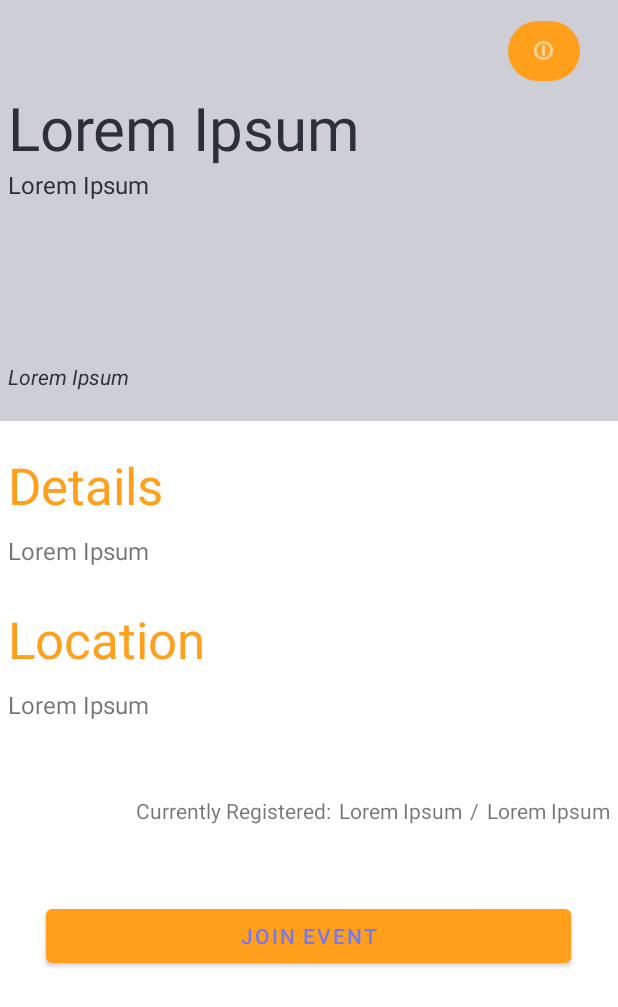
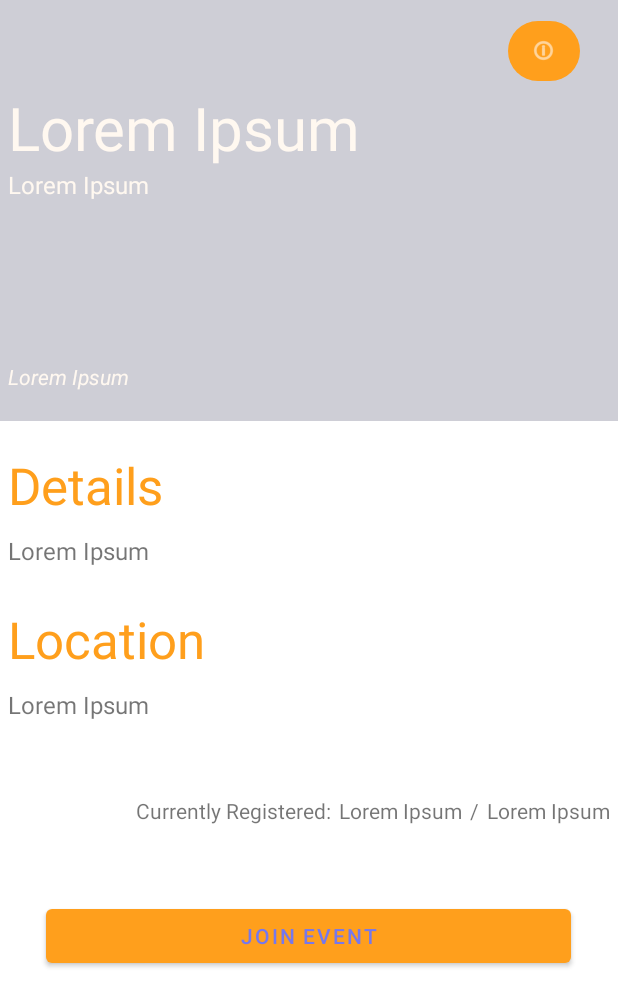
Before and after one commit to winter2022-comp3717/project-genuity, an Android app: the layout activity_event_page.xml on its own in the app's theme, with its tools: preview values and no code run, on a phone screen of 412 x 824 dp. Shown: the top 1007 px of the screen. Run offline under Robolectric (Android 15) with nearby library versions, the phone set to English and light mode, and no system bars; Roboto replaces fonts that are not available here.

```diff
--- a/app/src/main/res/layout/activity_event_page.xml
+++ b/app/src/main/res/layout/activity_event_page.xml
@@ -9,6 +9,7 @@
     tools:context=".EventPageActivity">
 
     <LinearLayout
+        android:id="@+id/linearLayout_event_img"
         android:layout_width="match_parent"
         android:layout_height="wrap_content"
         android:layout_weight="1"
@@ -37,7 +38,7 @@
             android:layout_weight="0"
             android:fontFamily="@font/abeezee"
             android:text="@string/dummyText_fields"
-            android:textColor="@color/custom_black"
+            android:textColor="@color/custom_white"
             android:textSize="40sp" />
 
         <TextView
@@ -47,7 +48,7 @@
             android:layout_weight="1"
             android:fontFamily="@font/abeezee"
             android:text="@string/dummyText_fields"
-            android:textColor="@color/custom_black"
+            android:textColor="@color/custom_white"
             android:textSize="16sp" />
 
         <TextView
@@ -56,7 +57,7 @@
             android:layout_height="wrap_content"
             android:fontFamily="@font/abeezee"
             android:text="@string/dummyText_fields"
-            android:textColor="@color/custom_black"
+            android:textColor="@color/custom_white"
             android:textStyle="italic" />
 
     </LinearLayout>
```
Also changed, not shown: app/src/main/java/com/bcit/project_genuity/EventPageActivity.java (+24 -0 lines).
